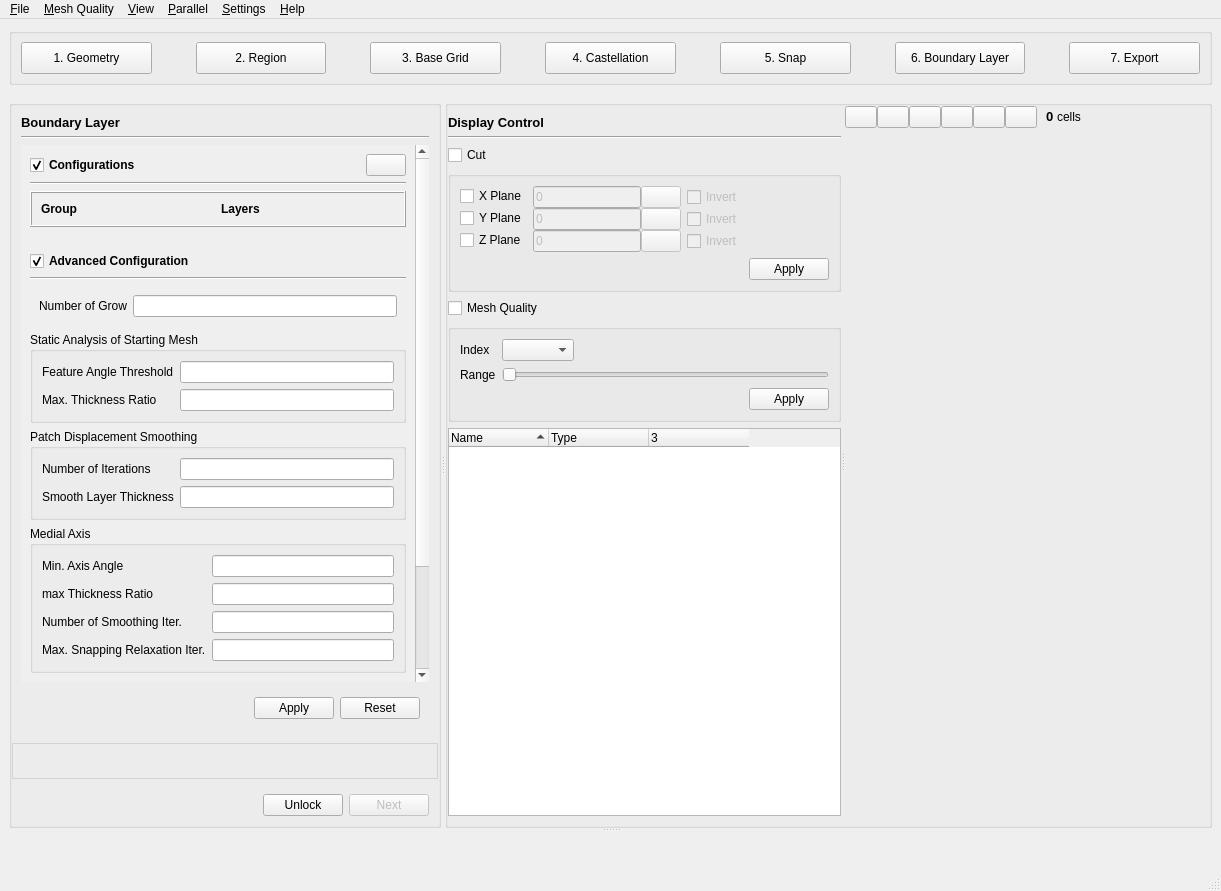
This is baramMesh/view/main_window/main_window.ui in nextfoam/baram as Qt 5 draws it before an edit. The edited form follows.
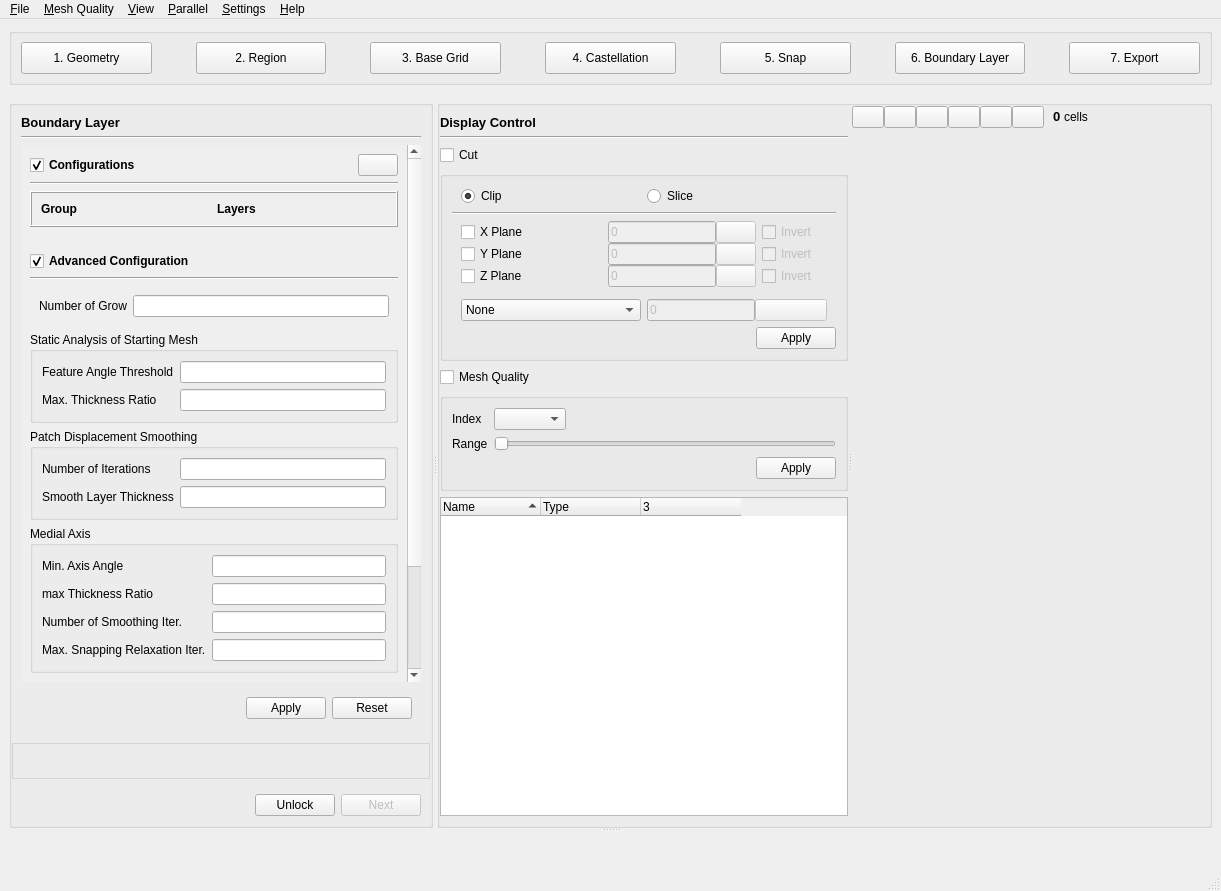
This is the edited form. The open tabs and pages were chosen to show the change. Icons and pictures are not drawn. Custom widgets are drawn as their Qt base class.

Commit message: Issue baram#504 display control에 slice 기능 추가

The edit to the form file:
```diff
--- a/baramMesh/view/main_window/main_window.ui
+++ b/baramMesh/view/main_window/main_window.ui
@@ -423,7 +423,7 @@
                   </sizepolicy>
                  </property>
                  <property name="currentIndex">
-                  <number>3</number>
+                  <number>5</number>
                  </property>
                  <widget class="QWidget" name="geometryPage">
                   <layout class="QVBoxLayout" name="verticalLayout_4">
@@ -1723,7 +1723,7 @@
                        <rect>
                         <x>0</x>
                         <y>0</y>
-                        <width>263</width>
+                        <width>401</width>
                         <height>661</height>
                        </rect>
                       </property>
@@ -2354,23 +2354,53 @@
                        <widget class="QGroupBox" name="cut">
                         <layout class="QVBoxLayout" name="verticalLayout_21">
                          <item>
-                          <widget class="QWidget" name="widget_8" native="true">
-                           <layout class="QFormLayout" name="formLayout_2">
+                          <widget class="QWidget" name="widget_35" native="true">
+                           <layout class="QHBoxLayout" name="horizontalLayout_23">
+                            <property name="topMargin">
+                             <number>0</number>
+                            </property>
+                            <property name="bottomMargin">
+                             <number>0</number>
+                            </property>
+                            <item>
+                             <widget class="QRadioButton" name="clip">
+                              <property name="text">
+                               <string>Clip</string>
+                              </property>
+                              <property name="checked">
+                               <bool>true</bool>
+                              </property>
+                             </widget>
+                            </item>
+                            <item>
+                             <widget class="QRadioButton" name="slice">
+                              <property name="text">
+                               <string>Slice</string>
+                              </property>
+                             </widget>
+                            </item>
+                           </layout>
+                          </widget>
+                         </item>
+                         <item>
+                          <widget class="Line" name="line_3">
+                           <property name="orientation">
+                            <enum>Qt::Horizontal</enum>
+                           </property>
+                          </widget>
+                         </item>
+                         <item>
+                          <widget class="QWidget" name="clipOption" native="true">
+                           <layout class="QGridLayout" name="gridLayout_6">
+                            <property name="topMargin">
+                             <number>0</number>
+                            </property>
+                            <property name="bottomMargin">
+                             <number>0</number>
+                            </property>
                             <property name="verticalSpacing">
                              <number>0</number>
                             </property>
-                            <property name="leftMargin">
-                             <number>0</number>
-                            </property>
-                            <property name="topMargin">
-                             <number>0</number>
-                            </property>
-                            <property name="rightMargin">
-                             <number>0</number>
-                            </property>
-                            <property name="bottomMargin">
-                             <number>0</number>
-                            </property>
                             <item row="0" column="0">
                              <widget class="QCheckBox" name="cutX">
                               <property name="text">
@@ -2440,7 +2470,7 @@
                                      <bool>true</bool>
                                     </property>
                                     <attribute name="buttonGroup">
-                                     <string notr="true">cutHandles</string>
+                                     <string notr="true">clipHandles</string>
                                     </attribute>
                                    </widget>
                                   </item>
@@ -2526,7 +2556,7 @@
                                      <bool>true</bool>
                                     </property>
                                     <attribute name="buttonGroup">
-                                     <string notr="true">cutHandles</string>
+                                     <string notr="true">clipHandles</string>
                                     </attribute>
                                    </widget>
                                   </item>
@@ -2612,7 +2642,7 @@
                                      <bool>true</bool>
                                     </property>
                                     <attribute name="buttonGroup">
-                                     <string notr="true">cutHandles</string>
+                                     <string notr="true">clipHandles</string>
                                     </attribute>
                                    </widget>
                                   </item>
@@ -2632,6 +2662,120 @@
                            </layout>
                           </widget>
                          </item>
+                         <item>
+                          <widget class="QWidget" name="widget_8" native="true">
+                           <layout class="QFormLayout" name="formLayout_2">
+                            <property name="verticalSpacing">
+                             <number>0</number>
+                            </property>
+                            <property name="leftMargin">
+                             <number>0</number>
+                            </property>
+                            <property name="topMargin">
+                             <number>0</number>
+                            </property>
+                            <property name="rightMargin">
+                             <number>0</number>
+                            </property>
+                            <property name="bottomMargin">
+                             <number>0</number>
+                            </property>
+                           </layout>
+                          </widget>
+                         </item>
+                         <item>
+                          <widget class="QWidget" name="sliceOption" native="true">
+                           <layout class="QGridLayout" name="gridLayout_7">
+                            <property name="topMargin">
+                             <number>0</number>
+                            </property>
+                            <property name="bottomMargin">
+                             <number>0</number>
+                            </property>
+                            <property name="verticalSpacing">
+                             <number>0</number>
+                            </property>
+                            <item row="0" column="0">
+                             <widget class="QComboBox" name="slicePlane">
+                              <property name="currentIndex">
+                               <number>3</number>
+                              </property>
+                              <item>
+                               <property name="text">
+                                <string>X</string>
+                               </property>
+                              </item>
+                              <item>
+                               <property name="text">
+                                <string>Y</string>
+                               </property>
+                              </item>
+                              <item>
+                               <property name="text">
+                                <string>Z</string>
+                               </property>
+                              </item>
+                              <item>
+                               <property name="text">
+                                <string>None</string>
+                               </property>
+                              </item>
+                             </widget>
+                            </item>
+                            <item row="0" column="1">
+                             <widget class="QWidget" name="sliceBox" native="true">
+                              <property name="enabled">
+                               <bool>false</bool>
+                              </property>
+                              <layout class="QHBoxLayout" name="horizontalLayout_26">
+                               <property name="spacing">
+                                <number>0</number>
+                               </property>
+                               <property name="leftMargin">
+                                <number>0</number>
+                               </property>
+                               <property name="topMargin">
+                                <number>0</number>
+                               </property>
+                               <property name="rightMargin">
+                                <number>0</number>
+                               </property>
+                               <property name="bottomMargin">
+                                <number>0</number>
+                               </property>
+                               <item>
+                                <widget class="QLineEdit" name="sliceValue">
+                                 <property name="sizePolicy">
+                                  <sizepolicy hsizetype="Preferred" vsizetype="Fixed">
+                                   <horstretch>0</horstretch>
+                                   <verstretch>0</verstretch>
+                                  </sizepolicy>
+                                 </property>
+                                 <property name="text">
+                                  <string>0</string>
+                                 </property>
+                                </widget>
+                               </item>
+                               <item>
+                                <widget class="QPushButton" name="sliceHandle">
+                                 <property name="text">
+                                  <string/>
+                                 </property>
+                                 <property name="icon">
+                                  <iconset resource="../../../resource.qrc">
+                                   <normaloff>:/graphicsIcons/planeHandle.svg</normaloff>:/graphicsIcons/planeHandle.svg</iconset>
+                                 </property>
+                                 <property name="checkable">
+                                  <bool>true</bool>
+                                 </property>
+                                </widget>
+                               </item>
+                              </layout>
+                             </widget>
+                            </item>
+                           </layout>
+                          </widget>
+                         </item>
                          <item>
                           <widget class="QWidget" name="widget_6" native="true">
                            <layout class="QHBoxLayout" name="horizontalLayout_19">
```
Left out of the diff: 2 changed lines with no effect on the pictures. The commit also changes 7 other files.
